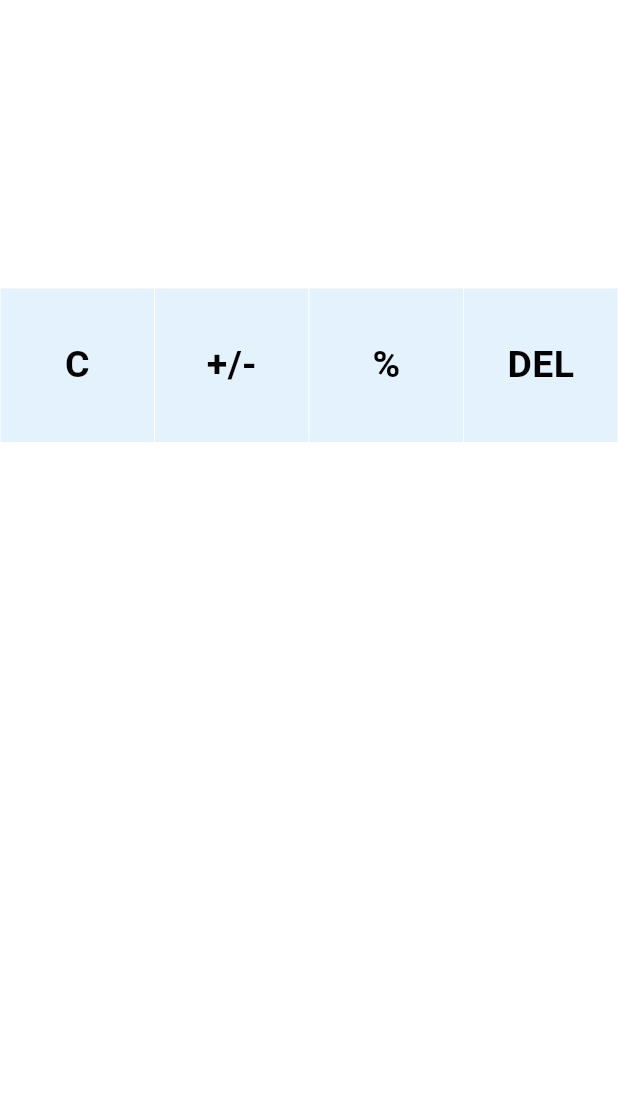
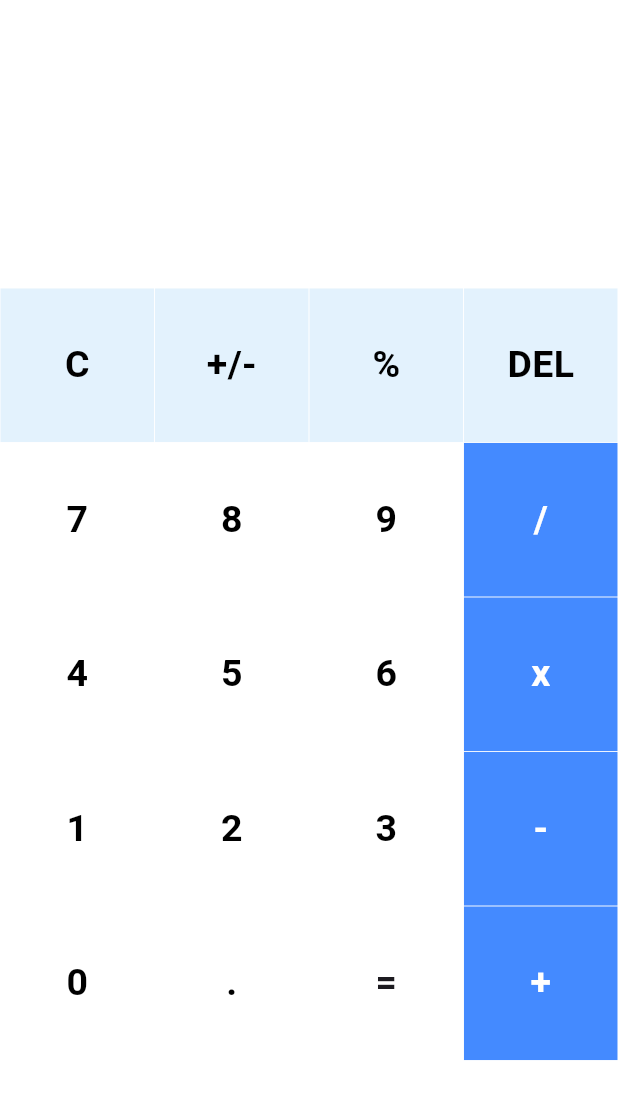
Before and after one commit to EmanuelLing/CalculatorApp, a Flutter app: the screen it shows after launch, on a phone screen of 412 x 824 dp, the part 84-1204 px from its top. Run offline on Flutter 3.47's test engine with Material 3 defaults, Android fonts, the phone set to English and light mode, and no system bars; our stand-ins replace math_expressions.

Commit message:
second commit

```diff
--- a/lib/main.dart
+++ b/lib/main.dart
@@ -1,5 +1,6 @@
 import 'package:flutter/material.dart';
 import 'buttons.dart';
+import 'package:math_expressions/math_expressions.dart';
 
 void main() {
   runApp(const MyApp());
@@ -146,6 +147,35 @@ class _HomePageState extends State<HomePage> {
                       textColor: Colors.black,
                     );
                   }
+
+                  // Equal_to Button
+                  else if (index == 18) {
+                    return MyButton(
+                      buttonText: buttons[index],
+                      buttontapped: () {
+                        setState(() {
+                          equalPressed();
+                        });
+                      },
+                    );
+                  }
+
+                  else {
+                    return MyButton(
+                      buttonText: buttons[index],
+                      buttontapped: () {
+                        setState(() {
+                          userInput += buttons[index];
+                        });
+                      },
+                      color: isOperator(buttons[index])
+                        ? Colors.blueAccent
+                        : Colors.white,
+                      textColor: isOperator(buttons[index])
+                        ? Colors.white
+                        : Colors.black,
+                    );
+                  }
                 },
               ),
             ),
@@ -154,4 +184,23 @@ class _HomePageState extends State<HomePage> {
       ),
     );
   }
+
+  bool isOperator(String x) {
+    if (x == '/' || x == 'x' || x == '-' || x == '+' || x == '=') {
+      return true;
+    }
+    return false;
+  }
+
+  // function to calculate the input operation
+  void equalPressed() {
+    String finaluserinput = userInput;
+    finaluserinput = userInput.replaceAll('x', '*');
+
+    Parser p = Parser();
+    Expression exp = p.parse(finaluserinput);
+    ContextModel cm = ContextModel();
+    double eval = exp.evaluate(EvaluationType.REAL, cm);
+    answer = eval.toString();
+  }
 }
--- a/pubspec.yaml
+++ b/pubspec.yaml
@@ -35,6 +35,7 @@ dependencies:
   # The following adds the Cupertino Icons font to your application.
   # Use with the CupertinoIcons class for iOS style icons.
   cupertino_icons: ^1.0.8
+  math_expressions: ^2.0.0
 
 dev_dependencies:
   flutter_test:
```
Also changed, not shown: pubspec.lock.
